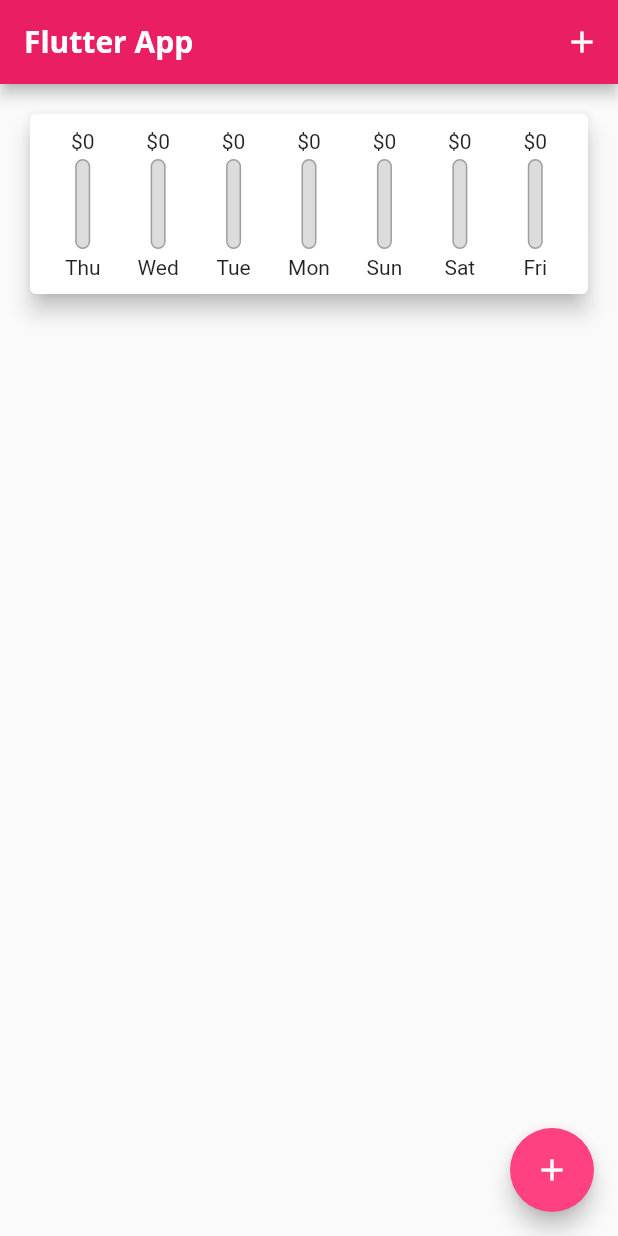
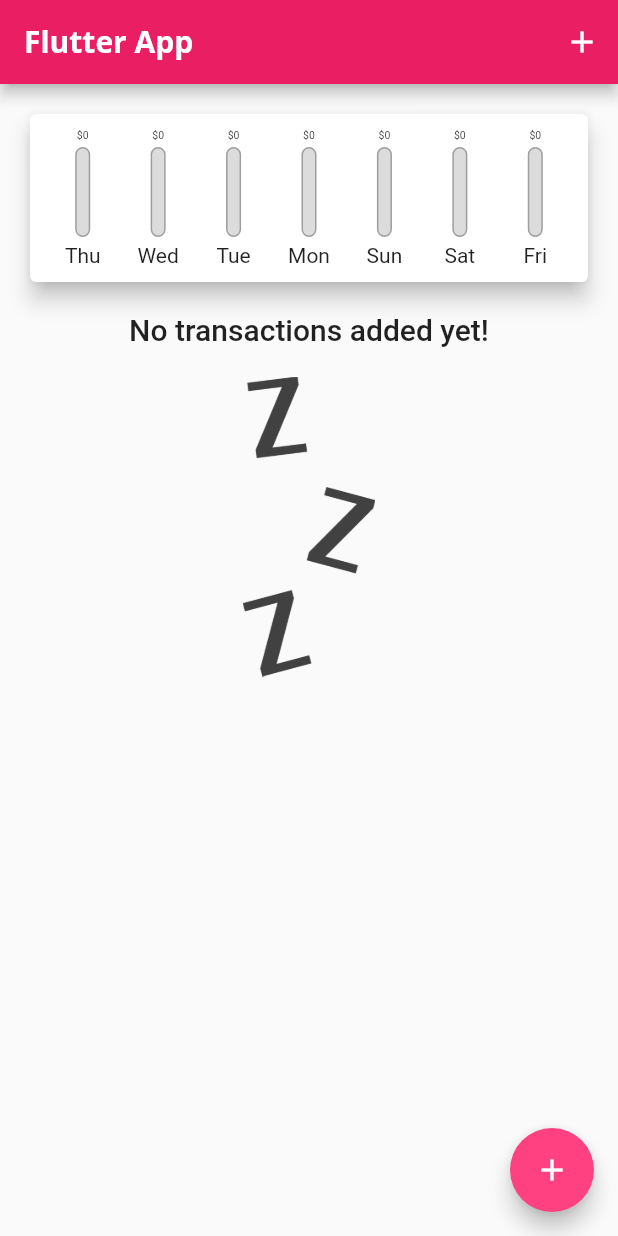
Before and after one commit to minhkwan/personal-expense, a Flutter app: the screen it shows after launch, on a phone screen of 412 x 824 dp. Run offline on Flutter 3.47's test engine with Material 2 defaults, Android fonts, the phone set to English and light mode, and no system bars; Roboto replaces fonts that are missing (Quicksand).

```diff
--- a/personal_expense/lib/widgets/chart_bar.dart
+++ b/personal_expense/lib/widgets/chart_bar.dart
@@ -5,14 +5,17 @@ class ChartBar extends StatelessWidget {
   final double spendingAmount;
   final double spendingPctOfTotal;
 
-  ChartBar(this.label, this.spendingAmount, this.spendingPctOfTotal);
+  const ChartBar(this.label, this.spendingAmount, this.spendingPctOfTotal);
 
   @override
   Widget build(BuildContext context) {
     return Column(
       children: <Widget>[
-        FittedBox(
-          child: Text('\$${spendingAmount.toStringAsFixed(0)}'),
+        SizedBox(
+          height: 8,
+          child: FittedBox(
+            child: Text('\$${spendingAmount.toStringAsFixed(0)}'),
+          ),
         ),
         const SizedBox(
           height: 4,
--- a/personal_expense/lib/widgets/transaction_list.dart
+++ b/personal_expense/lib/widgets/transaction_list.dart
@@ -10,9 +10,27 @@ class TransactionList extends StatelessWidget {
 
   @override
   Widget build(BuildContext context) {
-    return Container(
+    return SizedBox(
       height: 300,
-      child: ListView.builder(
+      child: transactionsList.isEmpty
+          ? Column(
+              children: <Widget>[
+                Text(
+                  'No transactions added yet!',
+                  style: Theme.of(context).textTheme.titleLarge,
+                ),
+                const SizedBox(
+                  height: 20,
+                ),
+                SizedBox(
+                    height: 200,
+                    child: Image.asset(
+                      'assets/images/waiting.png',
+                      fit: BoxFit.cover,
+                    )),
+              ],
+            )
+          : ListView.builder(
               itemBuilder: (context, index) {
                 return Card(
                   elevation: 5,
@@ -26,14 +44,16 @@ class TransactionList extends StatelessWidget {
                       child: FittedBox(
                           child: Padding(
                               padding: const EdgeInsets.all(10),
-                        child: Text('\$${transactionsList[index].amount}'))),
+                              child:
+                                  Text('\$${transactionsList[index].amount}'))),
                     ),
                     title: Text(
                       transactionsList[index].title,
                       style: Theme.of(context).textTheme.titleLarge,
                     ),
                     subtitle: Text(
-                DateFormat('yyyy-MM-dd').format(transactionsList[index].date),
+                      DateFormat('yyyy-MM-dd')
+                          .format(transactionsList[index].date),
                       style: Theme.of(context).textTheme.titleMedium,
                     ),
                     trailing: IconButton(
--- a/personal_expense/pubspec.yaml
+++ b/personal_expense/pubspec.yaml
@@ -54,6 +54,9 @@ dev_dependencies:
 # The following section is specific to Flutter packages.
 flutter:
 
+  assets:
+      - assets/images/waiting.png
+
   # The following line ensures that the Material Icons font is
   # included with your application, so that you can use the icons in
   # the material Icons class.
```
Also changed, not shown: personal_expense/lib/main.dart (+10 -2 lines), personal_expense/lib/widgets/new_transaction.dart (+31 -1 lines), personal_expense/assets/images/waiting.png (added). Lines whose indentation alone changed are shown as unchanged.
